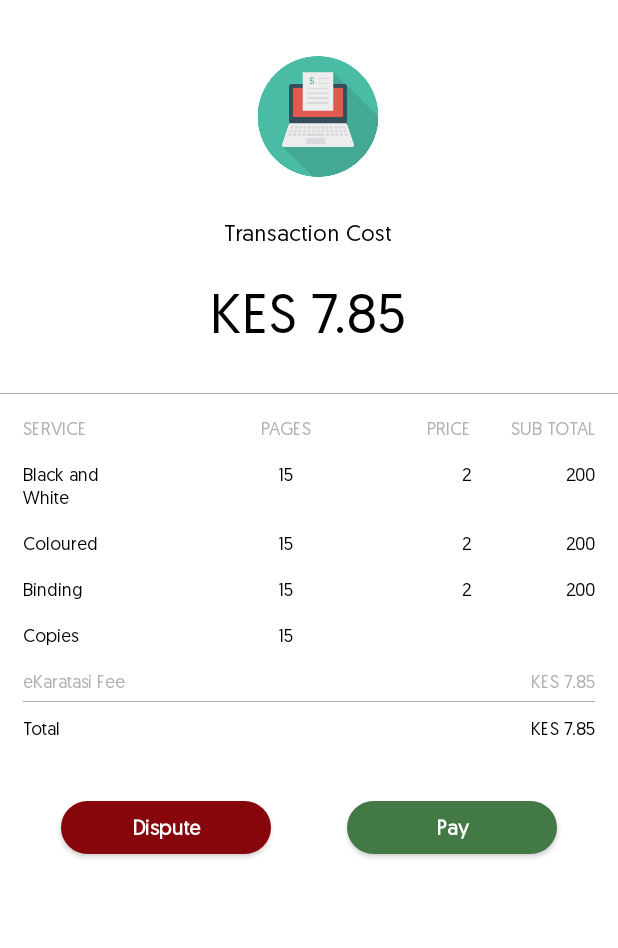
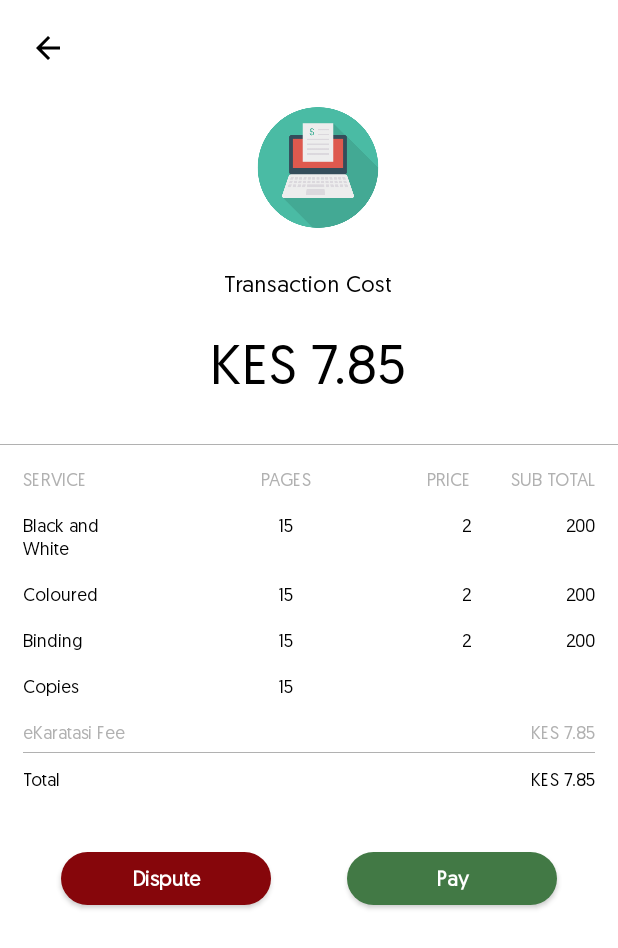
Before and after one commit to Kip-kip/NeweKaratasi, an Android app: the InvoiceItem_Activity screen opened directly, with no data from a screen before it, on a phone screen of 412 x 824 dp. Shown: the top 948 px of the screen. Run offline under Robolectric (Android 15) with nearby library versions, the phone set to English and light mode, and no system bars; network calls fail; 1 statement that could not run was skipped.

Commit message:
Almost there ---20th August

```diff
--- a/app/src/main/java/com/ekaratasi/ApiServiceUpdateRegid.java
+++ b/app/src/main/java/com/ekaratasi/ApiServiceUpdateRegid.java
@@ -17,6 +17,6 @@ import retrofit2.http.POST;
 public interface ApiServiceUpdateRegid {
     @FormUrlEncoded
     @POST("eKaratasi/Refubished/BackendAffairs/update_regid.php")
-    Call<UpdateRegid> insertRegidData(@Field("id") String id, @Field("regid") String reg);
+    Call<UpdateRegid> insertRegidData(@Field("id") String id, @Field("regid") String regid);
 
 }
--- a/app/src/main/res/drawable/ic_notifications_black_24dp.xml
+++ b/app/src/main/res/drawable/ic_notifications_black_24dp.xml
@@ -4,6 +4,6 @@
         android:viewportWidth="24.0"
         android:viewportHeight="24.0">
     <path
-        android:fillColor="#FF000000"
+        android:fillColor="#263238"
         android:pathData="M12,22c1.1,0 2,-0.9 2,-2h-4c0,1.1 0.89,2 2,2zM18,16v-5c0,-3.07 -1.64,-5.64 -4.5,-6.32L13.5,4c0,-0.83 -0.67,-1.5 -1.5,-1.5s-1.5,0.67 -1.5,1.5v0.68C7.63,5.36 6,7.92 6,11v5l-2,2v1h16v-1l-2,-2z"/>
 </vector>
--- a/app/src/main/res/layout/activity_invoiceitem.xml
+++ b/app/src/main/res/layout/activity_invoiceitem.xml
@@ -7,18 +7,32 @@
     android:orientation="vertical"
     android:background="#ffffff"
     tools:context="com.ekaratasi.activities.InvoiceItem_Activity">
+
+    <ScrollView
+        android:layout_width="match_parent"
+        android:layout_height="match_parent">
     <LinearLayout
         android:layout_width="match_parent"
         android:layout_height="wrap_content"
         android:orientation="vertical"
         android:background="#ffffff">
 
+        <ImageView
+            android:id="@+id/backk"
+            android:layout_width="wrap_content"
+            android:layout_height="wrap_content"
+            android:src="@drawable/ic_arrow_back_black_24dp"
+            android:layout_margin="20dp"
+            />
+
+
+
         <LinearLayout
             android:layout_width="100dp"
             android:layout_height="100dp"
             android:layout_gravity="center_horizontal"
             android:background="@drawable/circle"
-            android:layout_marginTop="30dp">
+          >
             <ImageView
                 android:layout_width="wrap_content"
                 android:layout_height="wrap_content"
@@ -433,4 +447,5 @@
 
 
     </LinearLayout>
+    </ScrollView>
 </RelativeLayout>
```
Also changed, not shown: app/src/main/java/com/ekaratasi/MainActivity.java (+15 -4 lines), app/src/main/java/com/ekaratasi/activities/PDFUpload_Activity.java (+7 -4 lines), app/src/main/java/com/ekaratasi/activities/TransactionItem_Activity.java (+11 -2 lines), app/src/main/res/layout/activity_main.xml (+14 -0 lines), app/src/main/res/layout/activity_pdfupload.xml (+18 -3 lines), 1 other file.
